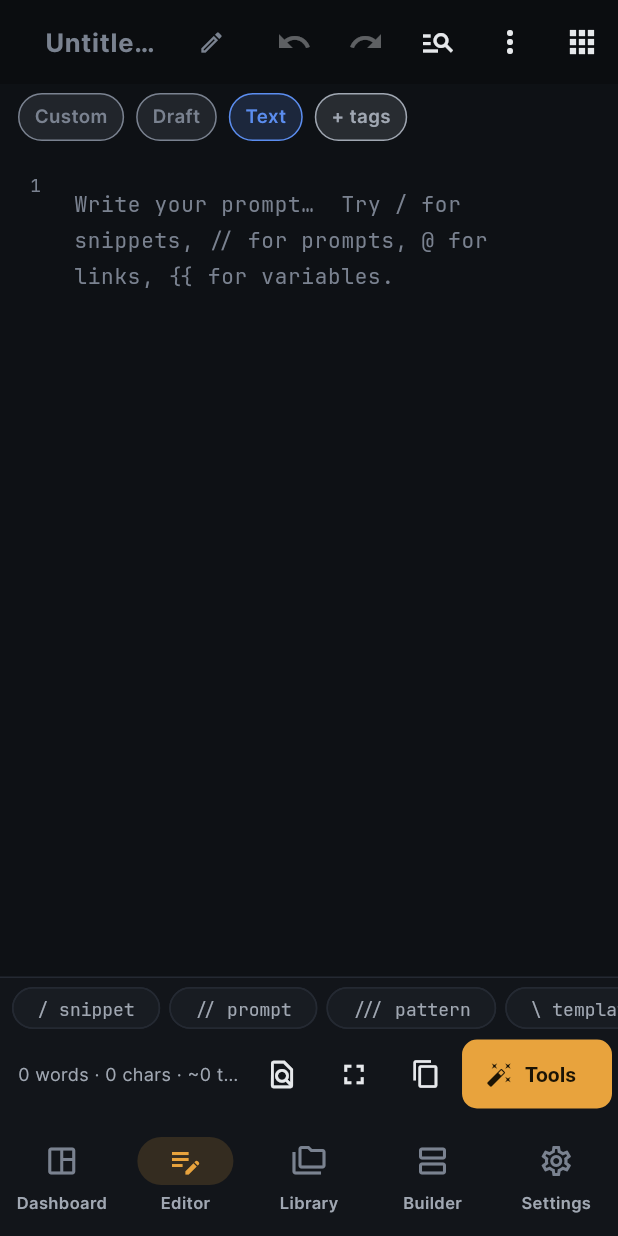
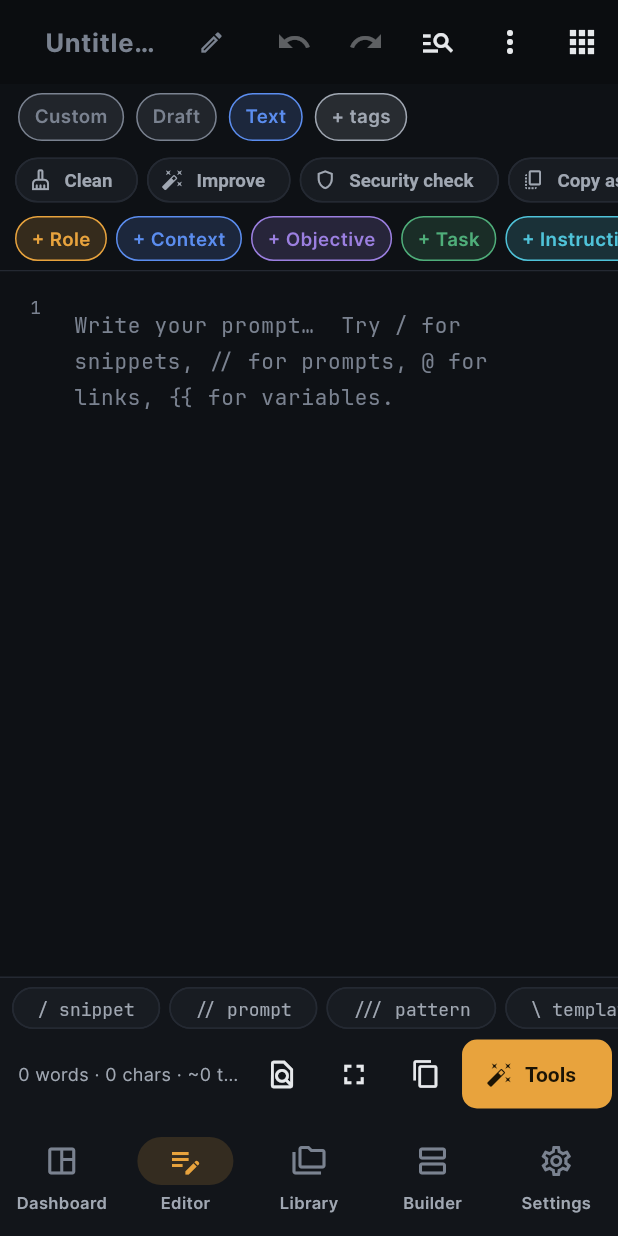
Before and after one commit to Deb-Barman/promptfroge-app, a Flutter app: the EditorScreen screen opened by its route, on a phone screen of 412 x 824 dp. Run offline on Flutter 3.47's test engine with Material 3 defaults, Android fonts, the phone set to English and light mode, and no system bars; our stand-ins replace file_picker, flutter_riverpod, go_router, permission_handler, share_plus, shared_preferences; accounts and stored records are empty; project files that could hold a hidden picture were left out.

Commit message:
Add files via upload

```diff
--- /dev/null
+++ b/lib/ui/screens/editor/quick_actions.dart
@@ -0,0 +1,82 @@
+import 'package:flutter/material.dart';
+
+import '../../../core/constants.dart';
+import '../../../domain/engines/cleaner.dart';
+import '../../../domain/engines/tools.dart';
+import '../../theme/app_theme.dart';
+import '../../widgets/common.dart';
+import 'editor_tools.dart';
+
+/// The always-visible action rows from the original web editor:
+/// one-tap rewrites (Clean, Shorten, Wrap XML …) and the coloured "+ Role / + Context …" block chips.
+class EditorQuickActions extends StatelessWidget {
+  final EditorHost host;
+
+  /// Show the second row of block chips (hidden while the keyboard is open to save space).
+  final bool showBlocks;
+  const EditorQuickActions({super.key, required this.host, this.showBlocks = true});
+
+  void _apply(BuildContext c, String result, String msg) {
+    if (result == host.text) {
+      toast(c, 'No change');
+      return;
+    }
+    host.replaceText(result);
+    toast(c, '$msg — undo from the toolbar');
+  }
+
+  void _block(BlockType b) {
+    final empty = host.text.trim().isEmpty;
+    host.insertAtCursor('${empty ? '' : '\n\n'}${b.label}:\n');
+  }
+
+  Widget _action(BuildContext c, PfPalette p, String label, VoidCallback onTap, {IconData? icon}) => Padding(
+        padding: const EdgeInsets.only(right: 6),
+        child: ActionChip(
+          avatar: icon == null ? null : Icon(icon, size: 15, color: p.textSecondary),
+          label: Text(label, style: const TextStyle(fontSize: 12.5, fontWeight: FontWeight.w600)),
+          visualDensity: VisualDensity.compact,
+          onPressed: onTap,
+        ),
+      );
+
+  @override
+  Widget build(BuildContext context) {
+    final p = context.pf;
+    return Container(
+      decoration: BoxDecoration(border: Border(bottom: BorderSide(color: p.border))),
+      child: Column(mainAxisSize: MainAxisSize.min, children: [
+        SizedBox(
+          height: 40,
+          child: ListView(scrollDirection: Axis.horizontal, padding: const EdgeInsets.symmetric(horizontal: 10), children: [
+            _action(context, p, 'Clean', () => _apply(context, PromptCleaner.autoClean(host.text), 'Cleaned'), icon: Icons.cleaning_services_outlined),
+            _action(context, p, 'Improve', () => showEditorTools(context, host, initialTab: 0), icon: Icons.auto_fix_high),
+            _action(context, p, 'Security check', () => showEditorTools(context, host, initialTab: 1), icon: Icons.shield_outlined),
+            _action(context, p, 'Copy as…', () => showEditorTools(context, host, initialTab: 4), icon: Icons.copy_all_outlined),
+            _action(context, p, 'Wrap XML', () => _apply(context, ModelAdapter.wrapInXml(host.text, host.format), 'Wrapped in XML tags'), icon: Icons.code),
+            _action(context, p, 'Adapt for…', () => showEditorTools(context, host, initialTab: 2), icon: Icons.tune),
+            _action(context, p, 'Extract variables', () => showEditorTools(context, host, initialTab: 3), icon: Icons.data_object),
+            _action(context, p, 'Shorten', () => _apply(context, PromptTools.shorten(host.text), 'Shortened'), icon: Icons.compress),
+            _action(context, p, 'Bulletify', () => _apply(context, PromptTools.bulletify(host.text), 'Bulletified'), icon: Icons.format_list_bulleted),
+            _action(context, p, '+ Reasoning', () {
+              host.insertAtCursor(PromptTools.chainOfThoughtBlock());
+              toast(context, 'Inserted at cursor');
+            }, icon: Icons.psychology_outlined),
+            _action(context, p, 'More tools', () => showEditorTools(context, host), icon: Icons.more_horiz),
+          ]),
+        ),
+        if (showBlocks)
+          SizedBox(
+            height: 40,
+            child: ListView(scrollDirection: Axis.horizontal, padding: const EdgeInsets.symmetric(horizontal: 10), children: [
+              for (final b in kBlockTypes)
+                Padding(
+                  padding: const EdgeInsets.only(right: 6, top: 4, bottom: 6),
+                  child: PfChip(label: '+ ${b.label}', color: pfColor(b.color), selected: true, onTap: () => _block(b)),
+                ),
+            ]),
+          ),
+      ]),
+    );
+  }
+}
```
Also changed, not shown: lib/ui/screens/editor/editor_screen.dart (+32 -14 lines), lib/ui/screens/editor/editor_tools.dart (+5 -4 lines).
